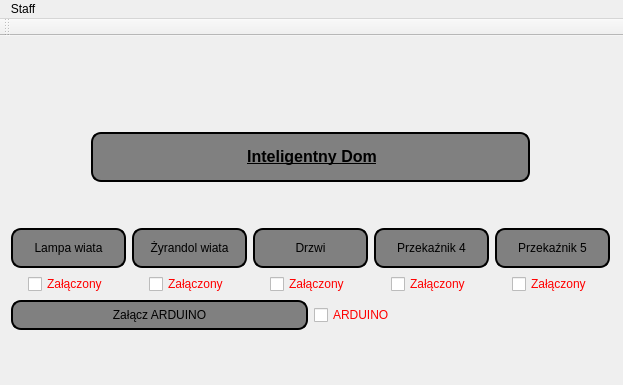
This is MainWindow.ui in xxBeWolfxx/house_manager as Qt 5 draws it before an edit. The edited form follows.
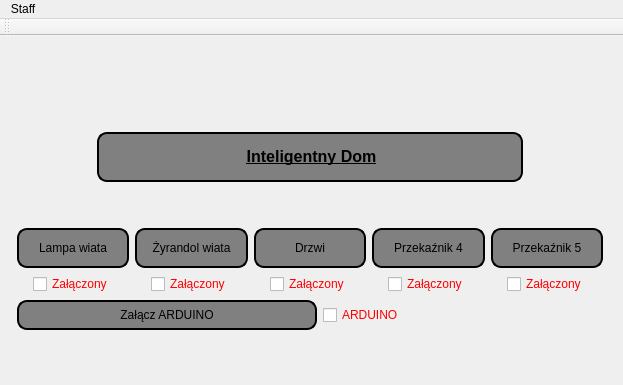
This is the edited form.

Diff of the .ui file:
```diff
--- a/MainWindow.ui
+++ b/MainWindow.ui
@@ -62,6 +62,12 @@
              <height>30</height>
             </size>
            </property>
+           <property name="maximumSize">
+            <size>
+             <width>300</width>
+             <height>16777215</height>
+            </size>
+           </property>
            <property name="text">
             <string>Załącz ARDUINO</string>
            </property>
@@ -69,11 +75,33 @@
          </item>
          <item>
           <widget class="QCheckBox" name="checkBox">
+           <property name="maximumSize">
+            <size>
+             <width>80</width>
+             <height>16777215</height>
+            </size>
+           </property>
            <property name="text">
             <string>ARDUINO</string>
            </property>
           </widget>
          </item>
+         <item>
+          <spacer name="horizontalSpacer_3">
+           <property name="orientation">
+            <enum>Qt::Horizontal</enum>
+           </property>
+           <property name="sizeType">
+            <enum>QSizePolicy::Fixed</enum>
+           </property>
+           <property name="sizeHint" stdset="0">
+            <size>
+             <width>200</width>
+             <height>20</height>
+            </size>
+           </property>
+          </spacer>
+         </item>
         </layout>
        </item>
        <item row="3" column="0">
```
